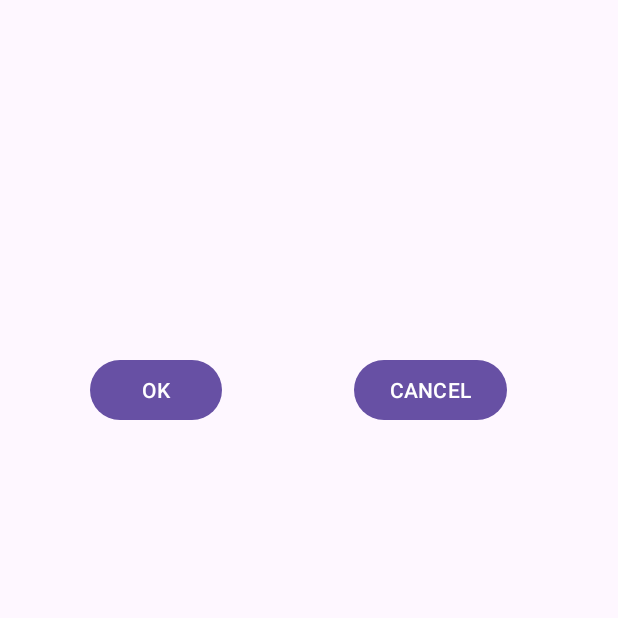
After one commit to Adrian256256/PracticalTest01Var04, an Android app: the PracticalTest01Var04SecondaryActivity screen opened directly, with no data from a screen before it, on a phone screen of 412 x 824 dp, the top half of it. The commit adds this screen. Run offline under Robolectric (Android 15) with nearby library versions, the phone set to English and light mode, and no system bars.

Commit message:
pana la C2 inclusiv

```diff
--- a/PracticalTest01Var04/app/src/main/AndroidManifest.xml
+++ b/PracticalTest01Var04/app/src/main/AndroidManifest.xml
@@ -12,6 +12,9 @@
         android:supportsRtl="true"
         android:theme="@style/Theme.PracticalTest01Var04">
         <activity
+            android:name=".PracticalTest01Var04SecondaryActivity"
+            android:exported="false" />
+        <activity
             android:name=".PracticalTest01Var04MainActivity"
             android:exported="true">
             <intent-filter>
--- a/PracticalTest01Var04/app/src/main/java/ro/pub/cs/systems/eim/practicaltest01var04/PracticalTest01Var04MainActivity.java
+++ b/PracticalTest01Var04/app/src/main/java/ro/pub/cs/systems/eim/practicaltest01var04/PracticalTest01Var04MainActivity.java
@@ -1,17 +1,23 @@
 package ro.pub.cs.systems.eim.practicaltest01var04;
 
+import android.content.Intent;
 import android.os.Bundle;
 import android.widget.Button;
 import android.widget.CheckBox;
 import android.widget.EditText;
 import android.widget.TextView;
+import android.widget.Toast;
 
 import androidx.activity.EdgeToEdge;
+import androidx.activity.result.ActivityResultLauncher;
+import androidx.activity.result.contract.ActivityResultContracts;
 import androidx.annotation.NonNull;
 import androidx.appcompat.app.AppCompatActivity;
 import androidx.core.graphics.Insets;
 import androidx.core.view.ViewCompat;
 import androidx.core.view.WindowInsetsCompat;
+
+import java.util.Objects;
 
 public class PracticalTest01Var04MainActivity extends AppCompatActivity {
 
@@ -22,6 +28,7 @@ public class PracticalTest01Var04MainActivity extends AppCompatActivity {
     EditText editText2;
     TextView information_textView;
     Button display_information_button;
+    private ActivityResultLauncher<Intent> activityResultLauncher;
 
     @Override
     protected void onCreate(Bundle savedInstanceState) {
@@ -50,6 +57,29 @@ public class PracticalTest01Var04MainActivity extends AppCompatActivity {
             information_textView.setText(information.toString());
         });
 
+        activityResultLauncher = registerForActivityResult(new ActivityResultContracts.StartActivityForResult(), result -> {
+            if (result.getResultCode() == RESULT_OK) {
+                if (result.getData() == null) {
+                    return;
+                }
+                Toast.makeText(this, "The activity returned with OK  " , Toast.LENGTH_LONG).show();
+            } else {
+                Toast.makeText(this, "The activity returned with CANCEL " , Toast.LENGTH_LONG).show();
+            }
+        });
+
+        navigate_to_secondary_activity_button.setOnClickListener(v -> {
+
+            Intent intent = new Intent(this, PracticalTest01Var04SecondaryActivity.class);
+            String name = editText1.getText().toString();
+            String group = editText2.getText().toString();
+            intent.putExtra("name", name);
+            intent.putExtra("group", group);
+
+            activityResultLauncher.launch(intent);
+        });
+
+
 
     }
 
--- /dev/null
+++ b/PracticalTest01Var04/app/src/main/java/ro/pub/cs/systems/eim/practicaltest01var04/PracticalTest01Var04SecondaryActivity.java
@@ -0,0 +1,51 @@
+package ro.pub.cs.systems.eim.practicaltest01var04;
+
+import android.content.Intent;
+import android.os.Bundle;
+import android.widget.Button;
+import android.widget.TextView;
+
+import androidx.activity.EdgeToEdge;
+import androidx.appcompat.app.AppCompatActivity;
+import androidx.core.graphics.Insets;
+import androidx.core.view.ViewCompat;
+import androidx.core.view.WindowInsetsCompat;
+
+public class PracticalTest01Var04SecondaryActivity extends AppCompatActivity {
+
+    Button ok_button;
+    Button cancel_button;
+    TextView textView;
+    TextView textView2;
+
+
+    @Override
+    protected void onCreate(Bundle savedInstanceState) {
+        super.onCreate(savedInstanceState);
+        setContentView(R.layout.activity_practical_test01_var04_secondary);
+        ok_button = findViewById(R.id.ok_button);
+        cancel_button = findViewById(R.id.cancel_button);
+        Intent intent = getIntent();
+        String name = intent.getStringExtra("name");
+        String group = intent.getStringExtra("group");
+        textView = findViewById(R.id.textView);
+        textView2 = findViewById(R.id.textView2);
+        textView.setText(name);
+        textView2.setText(group);
+
+        ok_button.setOnClickListener(v -> {
+            Intent result = new Intent();
+//            result.putExtra(Constants.SUM, sum);
+            setResult(RESULT_OK, result);
+            finish();
+        });
+
+        cancel_button.setOnClickListener(v -> {
+            Intent result = new Intent();
+            setResult(RESULT_CANCELED, result);
+            finish();
+        });
+
+
+    }
+}
--- /dev/null
+++ b/PracticalTest01Var04/app/src/main/res/layout/activity_practical_test01_var04_secondary.xml
@@ -0,0 +1,49 @@
+<?xml version="1.0" encoding="utf-8"?>
+<androidx.constraintlayout.widget.ConstraintLayout xmlns:android="http://schemas.android.com/apk/res/android"
+    xmlns:app="http://schemas.android.com/apk/res-auto"
+    xmlns:tools="http://schemas.android.com/tools"
+    android:id="@+id/main"
+    android:layout_width="match_parent"
+    android:layout_height="match_parent"
+    tools:context=".PracticalTest01Var04SecondaryActivity">
+
+    <Button
+        android:id="@+id/ok_button"
+        android:layout_width="wrap_content"
+        android:layout_height="wrap_content"
+        android:layout_marginStart="60dp"
+        android:layout_marginTop="236dp"
+        android:text="OK"
+        app:layout_constraintStart_toStartOf="parent"
+        app:layout_constraintTop_toTopOf="parent" />
+
+    <Button
+        android:id="@+id/cancel_button"
+        android:layout_width="wrap_content"
+        android:layout_height="wrap_content"
+        android:layout_marginStart="236dp"
+        android:layout_marginTop="236dp"
+        android:text="CANCEL"
+        app:layout_constraintStart_toStartOf="parent"
+        app:layout_constraintTop_toTopOf="parent" />
+
+    <TextView
+        android:id="@+id/textView"
+        android:layout_width="137dp"
+        android:layout_height="60dp"
+        android:layout_marginStart="32dp"
+        android:layout_marginTop="52dp"
+        android:text="test1"
+        app:layout_constraintStart_toStartOf="parent"
+        app:layout_constraintTop_toTopOf="parent" />
+
+    <TextView
+        android:id="@+id/textView2"
+        android:layout_width="149dp"
+        android:layout_height="60dp"
+        android:layout_marginStart="208dp"
+        android:layout_marginTop="52dp"
+        android:text="test2"
+        app:layout_constraintStart_toStartOf="parent"
+        app:layout_constraintTop_toTopOf="parent" />
+</androidx.constraintlayout.widget.ConstraintLayout>
```
